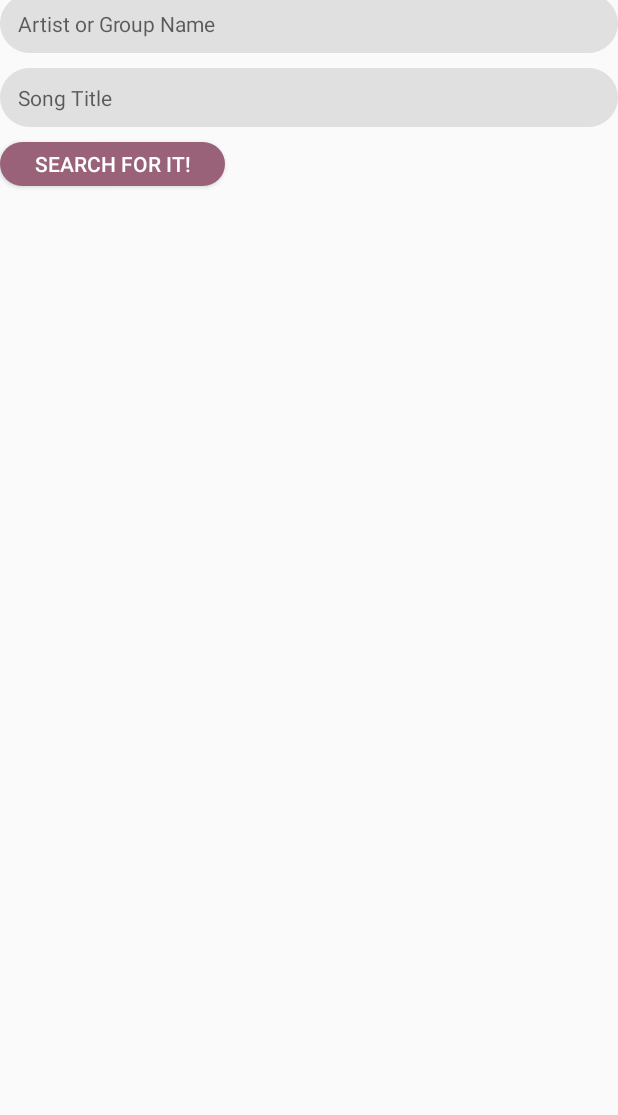
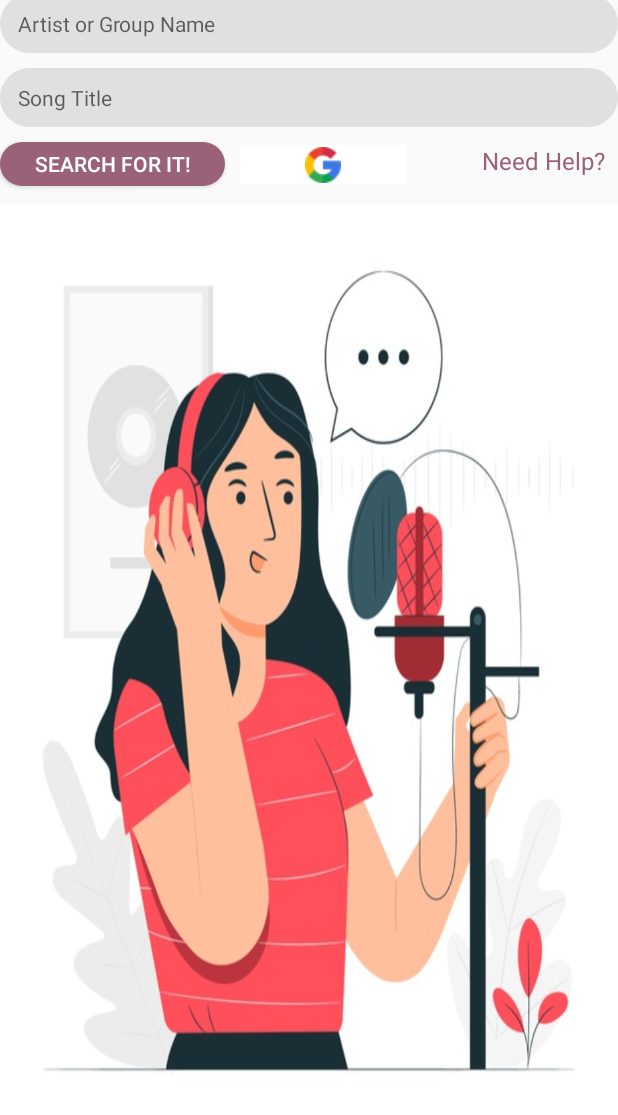
Before and after one commit to andressamachado/Song-Lyrics-Search, an Android app: the layout main_search_page_activity.xml on its own in the app's theme, with its tools: preview values and no code run, on a phone screen of 412 x 824 dp, the part 121-1236 px from its top. Run offline under Robolectric (Android 15) with nearby library versions, the phone set to English and light mode, and no system bars.

Commit message:
Added buttons; Added ListView where previously searched songs will be listed.

```diff
--- a/app/src/main/res/layout/main_search_page_activity.xml
+++ b/app/src/main/res/layout/main_search_page_activity.xml
@@ -3,6 +3,7 @@
 <RelativeLayout xmlns:android="http://schemas.android.com/apk/res/android"
     android:layout_width="match_parent"
     android:layout_height="match_parent"
+    xmlns:tools="http://schemas.android.com/tools"
     android:orientation="vertical"
     android:focusable="true"
     android:focusableInTouchMode="true"
@@ -77,5 +78,48 @@
         android:textColor="@android:color/white"
         android:textSize="14sp" />
 
+    <ImageButton
+        android:id="@+id/google_button"
+        android:layout_width="90dp"
+        android:layout_height="28dp"
+        android:layout_above="@+id/searched_song_list"
+        android:layout_below="@+id/song_title_field_input"
+        android:layout_marginStart="10dp"
+        android:layout_marginTop="12dp"
+        android:layout_marginEnd="42dp"
+        android:layout_marginBottom="11dp"
+        android:layout_toStartOf="@+id/help_button"
+        android:layout_toEndOf="@+id/search_button"
+        android:background="@android:color/white"
+        android:src="@drawable/google_icon" />
 
+    <TextView
+        android:id="@+id/help_button"
+        android:layout_width="99dp"
+        android:layout_height="31dp"
+        android:layout_above="@+id/searched_song_list"
+        android:layout_below="@+id/song_title_field_input"
+        android:layout_alignEnd="@+id/song_title_field_input"
+        android:layout_marginTop="8dp"
+        android:layout_marginEnd="0dp"
+        android:layout_marginBottom="12dp"
+        android:layout_toStartOf="@+id/searched_song_list"
+        android:clickable="true"
+        android:focusable="true"
+        android:gravity="center"
+        android:text="@string/need_help_clickable"
+        android:textColor="@color/colorAccent"
+        android:textSize="16sp"
+        tools:ignore="OnClick" />
+
+    <ListView
+        android:id="@+id/searched_song_list"
+        android:layout_width="match_parent"
+        android:layout_height="match_parent"
+        android:layout_below="@+id/search_button"
+        android:layout_alignParentBottom="true"
+        android:layout_marginBottom="0dp"
+        android:layout_marginTop="2dp"
+        android:background="@drawable/background"
+        />
 </RelativeLayout>
--- a/app/src/main/res/values/strings.xml
+++ b/app/src/main/res/values/strings.xml
@@ -6,4 +6,5 @@
     <string name="artist_field_input_hint">Artist or Group Name</string>
     <string name="song_field_input_hint">Song Title</string>
     <string name="search_button_text">Search for it!</string>
+    <string name="need_help_clickable">Need Help?</string>
 </resources>
```
Also changed, not shown: app/src/main/res/drawable/background.jpg (added), app/src/main/res/drawable/google_icon.png (added), 1 other file.
